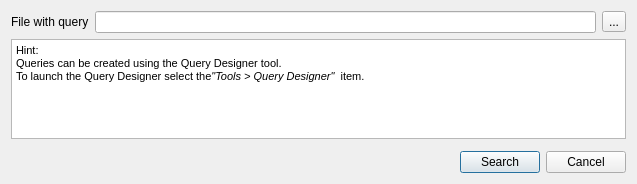
violethaze74/ugene, file src/plugins/query_designer/src/ui/QDDialog.ui: the form before one commit.
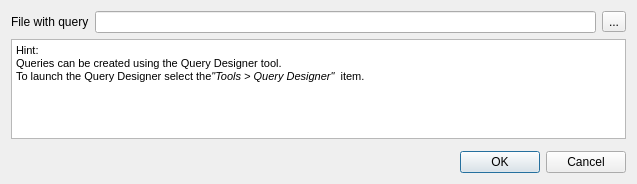
The form after the commit.

Commit message: Help system for all dialogs, UI improvements for all dialogs.

Patch:
```diff
--- a/src/plugins/query_designer/src/ui/QDDialog.ui
+++ b/src/plugins/query_designer/src/ui/QDDialog.ui
@@ -78,35 +78,11 @@
     </widget>
    </item>
    <item>
-    <layout class="QHBoxLayout" name="horizontalLayout_2">
-     <item>
-      <spacer name="horizontalSpacer">
-       <property name="orientation">
-        <enum>Qt::Horizontal</enum>
-       </property>
-       <property name="sizeHint" stdset="0">
-        <size>
-         <width>40</width>
-         <height>20</height>
-        </size>
-       </property>
-      </spacer>
-     </item>
-     <item>
-      <widget class="QPushButton" name="okBtn">
-       <property name="text">
-        <string>Search</string>
-       </property>
-      </widget>
-     </item>
-     <item>
-      <widget class="QPushButton" name="cancelBtn">
-       <property name="text">
-        <string>Cancel</string>
-       </property>
-      </widget>
-     </item>
-    </layout>
+    <widget class="QDialogButtonBox" name="buttonBox">
+     <property name="standardButtons">
+      <set>QDialogButtonBox::Cancel|QDialogButtonBox::Ok</set>
+     </property>
+    </widget>
    </item>
   </layout>
  </widget>
```
Left out of the diff: 20 changed lines with no effect on the pictures. The commit also changes 309 other files.
